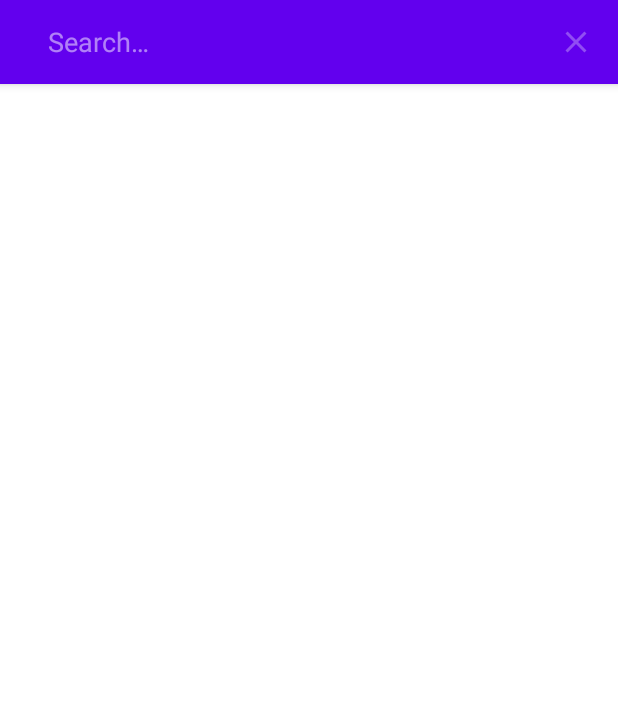
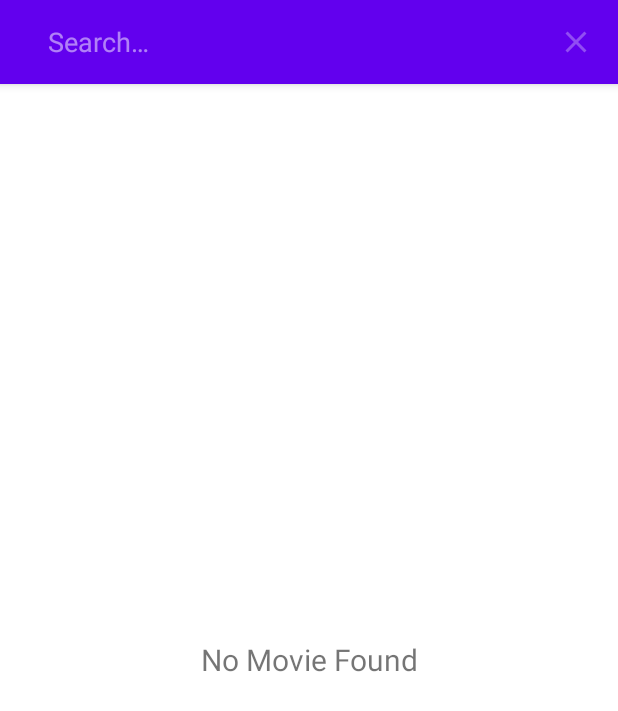
Before and after one commit to tabassumLatif/TmdpExplorer, an Android app: the screen it shows after launch (MovieSearchActivity), after a tap on "Search", on a phone screen of 412 x 824 dp. Shown: the top 711 px of the screen. Run offline under Robolectric (Android 15) with nearby library versions, the phone set to English and light mode, and no system bars; our stand-ins replace Dagger/Hilt's generated code, data binding; 1 statement that could not run was skipped.

Commit message:
Search query working fine

```diff
--- a/app/src/main/java/com/tabi/tmdbexplorer/data/remote/models/MoviesResponse.kt
+++ b/app/src/main/java/com/tabi/tmdbexplorer/data/remote/models/MoviesResponse.kt
@@ -1,12 +1,12 @@
 package com.tabi.tmdbexplorer.data.remote.models
 
 data class MoviesResponse(
-    /*val errors: List<String>,*/
+    val errors: List<String>,
     val page: Int,
     val results: List<Movie>,
    val statusCode: Int,
-    /* val statusMessage: String,
+     val statusMessage: String,
     val success: Boolean,
     val totalPages: Int,
-    val totalResults: Int*/
+    val totalResults: Int
 )
--- a/app/src/main/java/com/tabi/tmdbexplorer/ui/search/MovieSearchActivity.kt
+++ b/app/src/main/java/com/tabi/tmdbexplorer/ui/search/MovieSearchActivity.kt
@@ -8,9 +8,9 @@ import android.view.MenuItem
 import androidx.appcompat.app.AppCompatActivity
 import androidx.appcompat.widget.SearchView
 import androidx.databinding.DataBindingUtil
-import androidx.lifecycle.ViewModelProvider
 import com.tabi.tmdbexplorer.R
 import com.tabi.tmdbexplorer.databinding.ActivityMovieSearchBinding
+import com.tabi.tmdbexplorer.ui.search.adapter.MoviesAdapter
 import dagger.hilt.android.AndroidEntryPoint
 import javax.inject.Inject
 
@@ -19,13 +19,16 @@ class MovieSearchActivity : AppCompatActivity() {
 
     @Inject
     lateinit var viewModel: MovieSearchViewModel
+    @Inject
+    lateinit var adapter: MoviesAdapter
     lateinit var binding: ActivityMovieSearchBinding
 
     override fun onCreate(savedInstanceState: Bundle?) {
         super.onCreate(savedInstanceState)
         binding = DataBindingUtil.setContentView(this, R.layout.activity_movie_search)
+        binding.lifecycleOwner = this
         binding.viewModel = viewModel
-        viewModel.searchMovies("007")
+        binding.rvMovies.adapter = adapter
     }
 
 
@@ -40,11 +43,12 @@ class MovieSearchActivity : AppCompatActivity() {
         )
         searchView.maxWidth = Int.MAX_VALUE
         searchView.setOnQueryTextListener(object : SearchView.OnQueryTextListener {
-            override fun onQueryTextSubmit(query: String?): Boolean {
+            override fun onQueryTextSubmit(query: String): Boolean {
+                viewModel.searchMovies(query)
                 return false
             }
 
-            override fun onQueryTextChange(query: String?): Boolean {
+            override fun onQueryTextChange(query: String): Boolean {
                 return false
             }
         })
--- a/app/src/main/java/com/tabi/tmdbexplorer/ui/search/MovieSearchViewModel.kt
+++ b/app/src/main/java/com/tabi/tmdbexplorer/ui/search/MovieSearchViewModel.kt
@@ -1,15 +1,15 @@
 package com.tabi.tmdbexplorer.ui.search
 
-import android.util.Log
-import androidx.hilt.lifecycle.ViewModelInject
 import androidx.lifecycle.LiveData
 import androidx.lifecycle.MutableLiveData
 import androidx.lifecycle.ViewModel
 import androidx.lifecycle.viewModelScope
+import com.tabi.tmdbexplorer.data.remote.models.Movie
 import com.tabi.tmdbexplorer.data.remote.models.MoviesResponse
 import com.tabi.tmdbexplorer.repository.ITmdbRepository
 import com.tabi.tmdbexplorer.util.Event
 import com.tabi.tmdbexplorer.util.Resource
+import com.tabi.tmdbexplorer.util.Status
 import kotlinx.coroutines.launch
 import javax.inject.Inject
 
@@ -18,15 +18,33 @@ constructor(private val repository: ITmdbRepository) : ViewModel() {
 
     private val _movies = MutableLiveData<Event<Resource<MoviesResponse>>>()
     val movies: LiveData<Event<Resource<MoviesResponse>>> = _movies
+    val moviesList: MutableLiveData<List<Movie>> = MutableLiveData()
+    val isMovieFound: MutableLiveData<Boolean> = MutableLiveData()
+    val isLoading: MutableLiveData<Boolean> = MutableLiveData()
 
 
     fun searchMovies(query: String) {
+        isLoading.postValue(true)
+        isMovieFound.postValue(true)
         viewModelScope.launch {
             _movies.value = Event(Resource.loading(null))
             viewModelScope.launch {
                 val response = repository.searchMovies(query)
                 _movies.value = Event(response)
-                Log.d("tabi_movie_result", "searchMovies: "+movies.value?.getContentIfNotHandled()?.data?.results?.size)
+                isLoading.postValue(false)
+                when (movies.value?.getContentIfNotHandled()?.status) {
+                    Status.SUCCESS -> {
+                        moviesList.postValue(response.data?.results)
+                        isMovieFound.postValue(response.data?.results?.size!! > 0)
+                    }
+                    Status.ERROR -> {
+                        isMovieFound.postValue(false)
+                    }
+                    Status.LOADING -> {
+                        isMovieFound.postValue(false)
+                    }
+                }
+
             }
         }
     }
--- a/app/src/main/res/layout/activity_movie_search.xml
+++ b/app/src/main/res/layout/activity_movie_search.xml
@@ -1,8 +1,11 @@
 <?xml version="1.0" encoding="utf-8"?>
 <layout xmlns:android="http://schemas.android.com/apk/res/android"
+    xmlns:app="http://schemas.android.com/apk/res-auto"
     xmlns:tools="http://schemas.android.com/tools">
 
     <data>
+
+        <import type="android.view.View" />
 
         <variable
             name="viewModel"
@@ -21,20 +24,48 @@
             android:layout_height="wrap_content"
             android:theme="@style/Widget.Design.AppBarLayout" />
 
+        <FrameLayout
+            android:layout_width="match_parent"
+            android:layout_height="match_parent">
+
+
             <LinearLayout
                 android:id="@+id/layoutMovies"
                 android:layout_width="match_parent"
                 android:layout_height="match_parent"
-            android:background="@android:color/white">
+                android:background="@android:color/white"
+                android:gravity="center"
+                android:orientation="vertical">
+
 
                 <androidx.recyclerview.widget.RecyclerView
                     android:id="@+id/rvMovies"
+                    setMovies="@{viewModel.moviesList}"
                     android:layout_width="match_parent"
                     android:layout_height="match_parent"
                     android:padding="5dp"
+                    android:visibility="@{viewModel.isMovieFound? View.VISIBLE : View.GONE}"
+                    app:layoutManager="androidx.recyclerview.widget.LinearLayoutManager"
                     tools:itemCount="10"
                     tools:listitem="@layout/item_movie" />
+
+
+                <TextView
+                    android:layout_width="match_parent"
+                    android:layout_height="match_parent"
+                    android:gravity="center"
+                    android:text="@string/no_result_found"
+                    android:textSize="20sp"
+                    android:visibility="@{viewModel.isMovieFound? View.GONE : View.VISIBLE, default=gone}" />
+
             </LinearLayout>
+
+            <ProgressBar
+                android:layout_width="wrap_content"
+                android:layout_height="wrap_content"
+                android:layout_gravity="center"
+                android:visibility="@{viewModel.isLoading? View.VISIBLE : View.GONE}" />
+        </FrameLayout>
 
     </androidx.coordinatorlayout.widget.CoordinatorLayout>
 </layout>
--- a/app/src/main/res/values/strings.xml
+++ b/app/src/main/res/values/strings.xml
@@ -1,3 +1,4 @@
 <resources>
     <string name="app_name">TMDB Explorer</string>
+    <string name="no_result_found">No Movie Found</string>
 </resources>
```
Also changed, not shown: app/src/main/java/com/tabi/tmdbexplorer/ui/search/adapter/MovieViewModel.kt (added, +9 -0 lines), app/src/main/java/com/tabi/tmdbexplorer/ui/search/adapter/MoviesAdapter.kt (+43 -1 lines), app/src/main/java/com/tabi/tmdbexplorer/util/BindingUtil.kt (added, +22 -0 lines), app/src/main/res/layout/item_movie.xml (+7 -2 lines). Lines whose indentation alone changed are shown as unchanged.
